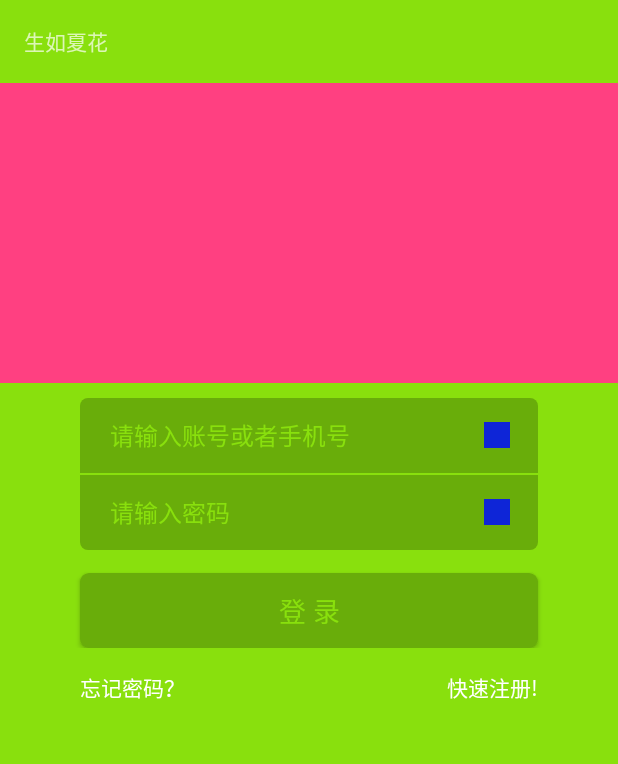
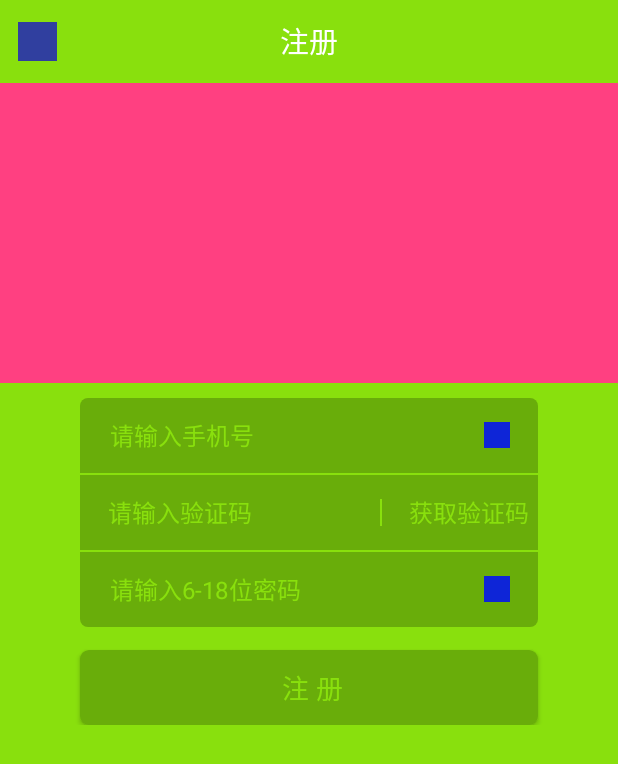
Before and after one commit to Dwti/demos, an Android app: the LoginActivity screen opened directly, with no data from a screen before it, after a tap on "快速注册!", on a phone screen of 412 x 824 dp. Shown: the top 764 px of the screen. Run offline under Robolectric (Android 15) with nearby library versions, the phone set to English and light mode, and no system bars.

Commit message:
添加了一个点击事件

```diff
--- a/yxyl/app/src/main/java/yanxiu/com/yxyl/LoginActivity.java
+++ b/yxyl/app/src/main/java/yanxiu/com/yxyl/LoginActivity.java
@@ -8,9 +8,15 @@ import android.util.Log;
 import android.view.View;
 import android.widget.Button;
 import android.widget.EditText;
+import android.widget.ImageView;
+import android.widget.TextView;
 import android.widget.Toast;
 
 public class LoginActivity extends AppCompatActivity {
+    private EditText mLoginNameView,mPasswordView;
+    private ImageView mClearLoginNameView,mCipherPassView;
+    private TextView mRegisterView,mForgetPassView;
+    private Button mLoginButton;
 
 
 
@@ -21,27 +27,10 @@ public class LoginActivity extends AppCompatActivity {
         super.onCreate(savedInstanceState);
         setContentView(R.layout.activity_login);
         Log.i(TAG,"onCreate创建");
+        initView();
+        lister();
+        initData();
 
-        Button loginButton=(Button) findViewById(R.id.bt_login);
-        final EditText loginName=(EditText) findViewById(R.id.ed_login_name);
-        final EditText loginPass=(EditText) findViewById(R.id.ed_login_password);
-        loginButton.setOnClickListener(new View.OnClickListener() {
-            @Override
-            public void onClick(View v) {
-
-                Log.i(TAG,loginName.getText().toString());
-
-                if(loginName.getText().toString().trim().length()<=8){
-                    Toast toast;
-                    toast=Toast.makeText(getApplicationContext(),"hhhh",Toast.LENGTH_SHORT);
-                    toast.show();
-                }
-                Intent intent =new Intent(LoginActivity.this,JoinClassActivity.class);
-                if(intent.resolveActivity(getPackageManager())!=null) {
-                    startActivity(intent);
-                }
-            }
-        });
 
     }
 ////    String loginname;
@@ -50,11 +39,43 @@ public class LoginActivity extends AppCompatActivity {
 //    public EditText getText() {
 //        return text;
 //    }
+/*初始化界面*/
+     private void initView(){
+         mLoginNameView=(EditText) findViewById(R.id.ed_login_name);
+         mPasswordView=(EditText) findViewById(R.id.ed_login_password);
+         mClearLoginNameView=(ImageView)findViewById(R.id.iv_loginname_clear);
+         mCipherPassView=(ImageView)findViewById(R.id.iv_cipher_loginPassword);
+         mRegisterView=(TextView) findViewById(R.id.tx_register);
+         mForgetPassView=(TextView) findViewById(R.id.tx_forgetPass);
+         mLoginButton=( Button)findViewById(R.id.bt_login);
 
-     private void initView(View v){
-
-  }
-
+     }
+     private  void lister(){
+         mLoginButton.setOnClickListener(new View.OnClickListener() {
+             @Override
+             public void onClick(View v) {
+                 Log.i(TAG,mLoginNameView.getText().toString());//获取用户名
+                 if(mLoginNameView.getText().toString().trim().length()<8||mLoginNameView.getText().toString().trim().length()>16){
+                     Toast toast;
+                     toast=Toast.makeText(getApplicationContext(),"输入的用户名位数不对",Toast.LENGTH_SHORT);
+                     toast.show();
+                 }
+                 else{
+                     Intent intent =new Intent(LoginActivity.this,JoinClassActivity.class);
+                     if(intent.resolveActivity(getPackageManager())!=null) {
+                         startActivity(intent);
+                 }
+                 }
+             }
+         });
+     }
+     private void initData(){
+         mClearLoginNameView.setEnabled(false);
+         mLoginButton.setEnabled(false);
+         if(mLoginNameView.getText()!=null&&mPasswordView.getText()!=null){
+             mLoginNameView.setEnabled(true);
+         }
+     }
     @Override
     public void onSaveInstanceState(Bundle outState, PersistableBundle outPersistentState) {
         super.onSaveInstanceState(outState, outPersistentState);
@@ -81,24 +102,24 @@ public class LoginActivity extends AppCompatActivity {
     }
 
     /*public  void loginSuccess(View view){
-         Intent intent =new Intent(this,JoinClass.class);
+         Intent intent =new Intent(this,JoinClassActivity.class);
          if(intent.resolveActivity(getPackageManager())!=null) {
              startActivity(intent);
          }
-     }
+     }*/
     public void forgetPass(View view){
-        Intent intent =new Intent(this,ForgetPassword.class);
+        Intent intent =new Intent(this,ForgetPasswordActivity.class);
         if(intent.resolveActivity(getPackageManager())!=null){
             startActivity(intent);
         }
     }
     public void register(View view) {
-        Intent intent = new Intent(this, Register.class);
+        Intent intent = new Intent(this, RegisterActivity.class);
         if (intent.resolveActivity(getPackageManager()) != null) {
             startActivity(intent);
 
         }
-    }*/
+    }
     @Override
     protected void onPause() {
         super.onPause();
--- a/yxyl/app/src/main/res/layout/activity_login.xml
+++ b/yxyl/app/src/main/res/layout/activity_login.xml
@@ -53,6 +53,7 @@
                 android:paddingLeft="20dp"
                 android:background="@null"
                 android:maxLength="16"
+                android:inputType="textAutoComplete"
                 />
             <ImageView
                 android:id="@+id/iv_loginname_clear"
@@ -70,7 +71,7 @@
 
                 />
             <ImageView
-                android:id="@+id/iv_cipher"
+                android:id="@+id/iv_cipher_loginPassword"
                 style="@style/DeltextbuttonCommon">
 
             </ImageView>
```
